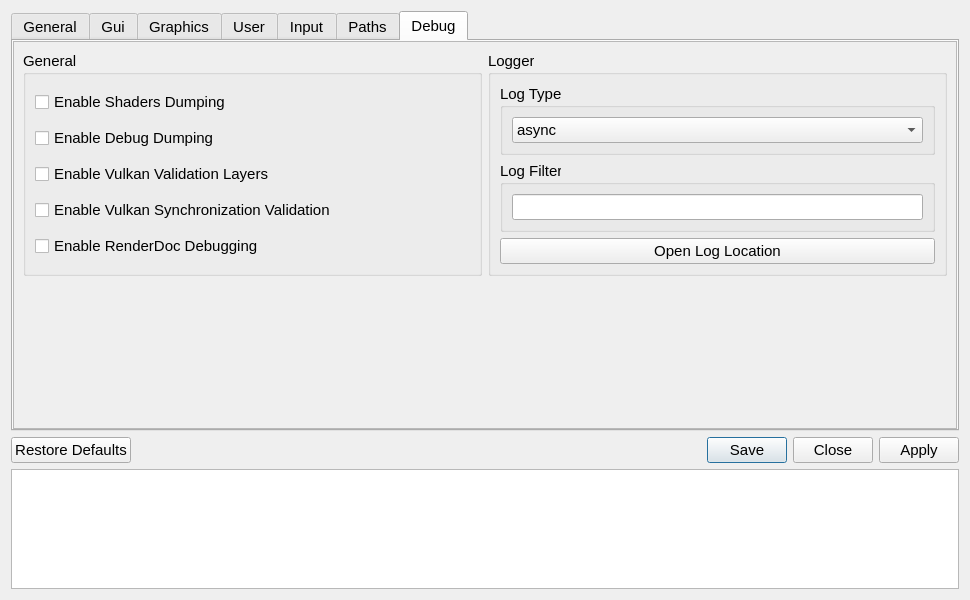
This is src/qt_gui/settings_dialog.ui in shadps4-emu/shadPS4 as Qt 5 draws it before an edit. The edited form follows.
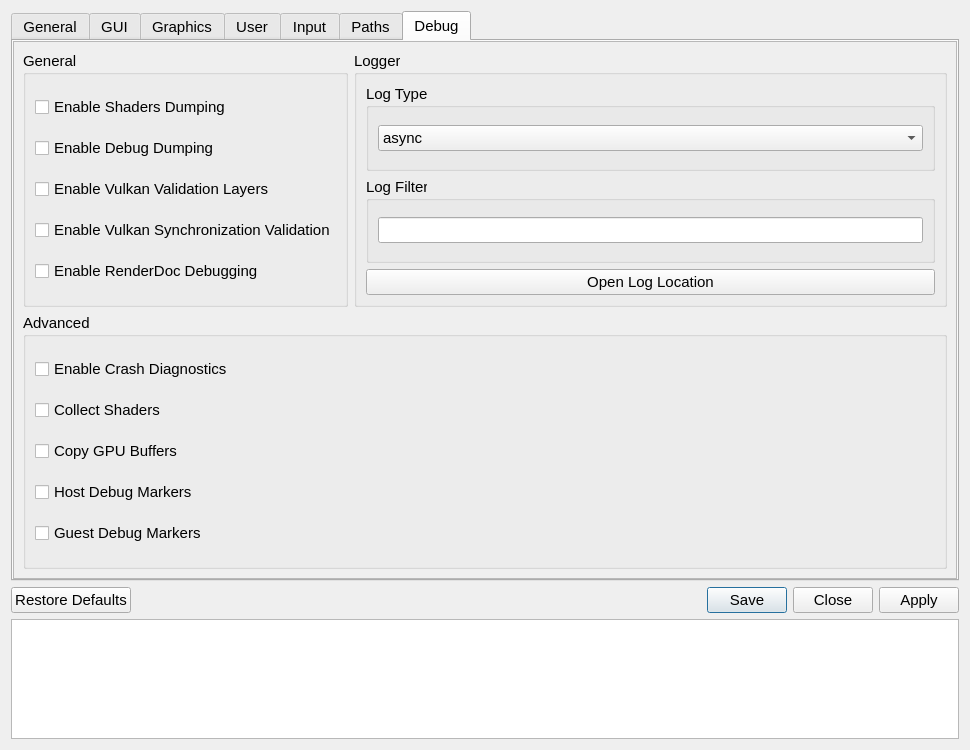
This is the edited form. The open tabs and pages were chosen to show the change. Icons and pictures are not drawn.

Commit message: Add Vulkan debug options to the Debug tab

```diff
--- a/src/qt_gui/settings_dialog.ui
+++ b/src/qt_gui/settings_dialog.ui
@@ -12,7 +12,7 @@
     <x>0</x>
     <y>0</y>
     <width>970</width>
-    <height>600</height>
+    <height>750</height>
    </rect>
   </property>
   <property name="sizePolicy">
@@ -476,7 +476,7 @@
        <bool>true</bool>
       </property>
       <attribute name="title">
-       <string>Gui</string>
+       <string>GUI</string>
       </attribute>
       <widget class="QWidget" name="guiTabContents">
        <property name="geometry">
@@ -1571,11 +1571,11 @@
         <rect>
          <x>0</x>
          <y>0</y>
-         <width>946</width>
-         <height>386</height>
+         <width>534</width>
+         <height>477</height>
         </rect>
        </property>
-       <layout class="QVBoxLayout" name="debugTabVLayout" stretch="0,1">
+       <layout class="QVBoxLayout" name="debugTabVLayout" stretch="0,0">
         <item>
          <layout class="QHBoxLayout" name="horizontalLayout_5">
           <property name="leftMargin">
@@ -1585,7 +1585,7 @@
            <number>0</number>
           </property>
           <item>
-           <layout class="QHBoxLayout" name="debugTabHLayout" stretch="1">
+           <layout class="QHBoxLayout" name="debugTabHLayout" stretch="0">
             <item>
              <widget class="QGroupBox" name="debugTabGroupBox">
               <property name="enabled">
@@ -1728,20 +1728,57 @@
          </layout>
         </item>
         <item>
-         <spacer name="debugTabSpacer">
-          <property name="orientation">
-           <enum>Qt::Orientation::Vertical</enum>
+         <widget class="QGroupBox" name="advancedGroupBox">
+          <property name="sizePolicy">
+           <sizepolicy hsizetype="Preferred" vsizetype="Preferred">
+            <horstretch>0</horstretch>
+            <verstretch>0</verstretch>
+           </sizepolicy>
           </property>
-          <property name="sizeType">
-           <enum>QSizePolicy::Policy::MinimumExpanding</enum>
+          <property name="title">
+           <string>Advanced</string>
           </property>
-          <property name="sizeHint" stdset="0">
-           <size>
-            <width>0</width>
-            <height>0</height>
-           </size>
+          <property name="alignment">
+           <set>Qt::AlignmentFlag::AlignLeading|Qt::AlignmentFlag::AlignLeft|Qt::AlignmentFlag::AlignTop</set>
           </property>
-         </spacer>
+          <layout class="QVBoxLayout" name="advancedLayout">
+           <item>
+            <widget class="QCheckBox" name="crashDiagnosticsCheckBox">
+             <property name="text">
+              <string>Enable Crash Diagnostics</string>
+             </property>
+            </widget>
+           </item>
+           <item>
+            <widget class="QCheckBox" name="collectShaderCheckBox">
+             <property name="text">
+              <string>Collect Shaders</string>
+             </property>
+            </widget>
+           </item>
+           <item>
+            <widget class="QCheckBox" name="copyGPUBuffersCheckBox">
+             <property name="text">
+              <string>Copy GPU Buffers</string>
+             </property>
+            </widget>
+           </item>
+           <item>
+            <widget class="QCheckBox" name="hostMarkersCheckBox">
+             <property name="text">
+              <string>Host Debug Markers</string>
+             </property>
+            </widget>
+           </item>
+           <item>
+            <widget class="QCheckBox" name="guestMarkersCheckBox">
+             <property name="text">
+              <string>Guest Debug Markers</string>
+             </property>
+            </widget>
+           </item>
+          </layout>
+         </widget>
         </item>
        </layout>
       </widget>
```
Left out of the diff: 24 changed lines with no effect on the pictures. The commit also changes 10 other files.
